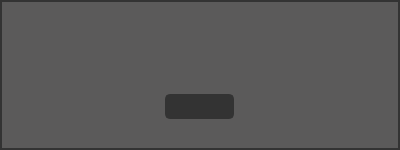
lucasspeixoto/dentalar_bots, file ui_error.ui: the form before one commit.
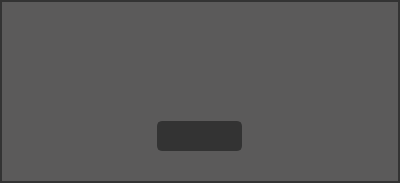
The form after the commit.

Diff of the .ui file:
```diff
--- a/ui_error.ui
+++ b/ui_error.ui
@@ -7,7 +7,7 @@
     <x>0</x>
     <y>0</y>
     <width>400</width>
-    <height>150</height>
+    <height>183</height>
    </rect>
   </property>
   <property name="minimumSize">
@@ -19,7 +19,7 @@
   <property name="maximumSize">
    <size>
     <width>400</width>
-    <height>150</height>
+    <height>250</height>
    </size>
   </property>
   <property name="windowTitle">
@@ -43,6 +43,12 @@
    </property>
    <item>
     <widget class="QFrame" name="frame">
+     <property name="sizePolicy">
+      <sizepolicy hsizetype="Expanding" vsizetype="Expanding">
+       <horstretch>0</horstretch>
+       <verstretch>0</verstretch>
+      </sizepolicy>
+     </property>
      <property name="styleSheet">
       <string notr="true">background:rgb(51,51,51);</string>
      </property>
@@ -73,13 +79,13 @@
         <property name="minimumSize">
          <size>
           <width>0</width>
-          <height>55</height>
+          <height>0</height>
          </size>
         </property>
         <property name="maximumSize">
          <size>
           <width>16777215</width>
-          <height>55</height>
+          <height>80</height>
          </size>
         </property>
         <property name="styleSheet">
@@ -128,6 +134,18 @@
          </item>
          <item>
           <widget class="QLabel" name="lab_heading">
+           <property name="sizePolicy">
+            <sizepolicy hsizetype="Expanding" vsizetype="Expanding">
+             <horstretch>0</horstretch>
+             <verstretch>0</verstretch>
+            </sizepolicy>
+           </property>
+           <property name="minimumSize">
+            <size>
+             <width>0</width>
+             <height>71</height>
+            </size>
+           </property>
            <property name="font">
             <font>
              <family>Segoe UI</family>
@@ -143,6 +161,9 @@
            <property name="wordWrap">
             <bool>true</bool>
            </property>
+           <property name="margin">
+            <number>1</number>
+           </property>
           </widget>
          </item>
         </layout>
@@ -150,6 +171,12 @@
       </item>
       <item>
        <widget class="QFrame" name="frame_bottom">
+        <property name="sizePolicy">
+         <sizepolicy hsizetype="Expanding" vsizetype="Expanding">
+          <horstretch>0</horstretch>
+          <verstretch>0</verstretch>
+         </sizepolicy>
+        </property>
         <property name="styleSheet">
          <string notr="true">background:rgb(91,90,90);</string>
         </property>
@@ -167,16 +194,22 @@
           <widget class="QPushButton" name="bn_ok">
            <property name="minimumSize">
             <size>
-             <width>69</width>
-             <height>25</height>
+             <width>85</width>
+             <height>30</height>
             </size>
            </property>
            <property name="maximumSize">
             <size>
-             <width>69</width>
-             <height>25</height>
+             <width>85</width>
+             <height>30</height>
             </size>
            </property>
+           <property name="font">
+            <font>
+             <family>Segoe UI</family>
+             <pointsize>12</pointsize>
+            </font>
+           </property>
            <property name="styleSheet">
             <string notr="true">QPushButton {
 	border: 2px solid rgb(51,51,51);
```
